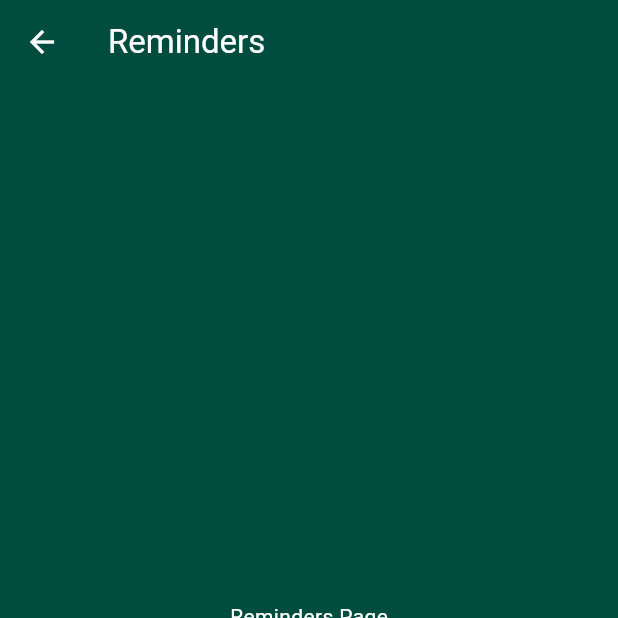
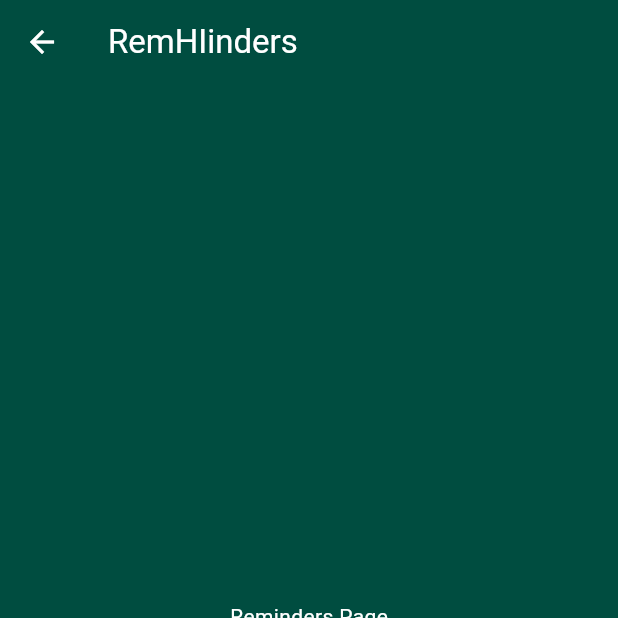
Before and after one commit to R1tMah/Schedule_Maker, a Flutter app: the MyHomePage screen opened directly, item 2 of the bottom bar chosen, on a phone screen of 412 x 824 dp, the top half of it. Run offline on Flutter 3.47's test engine with Material 3 defaults, Android fonts, the phone set to English and light mode, and no system bars.

Commit message:
check to see if it works

```diff
--- a/lib/main.dart
+++ b/lib/main.dart
@@ -106,7 +106,7 @@ class _MyHomePageState extends State<MyHomePage> {
       case 0:
         return 'Schedule';
       case 1:
-        return 'Reminders';
+        return 'RemHIinders';
       case 2:
         return 'History';
       case 3:
```
